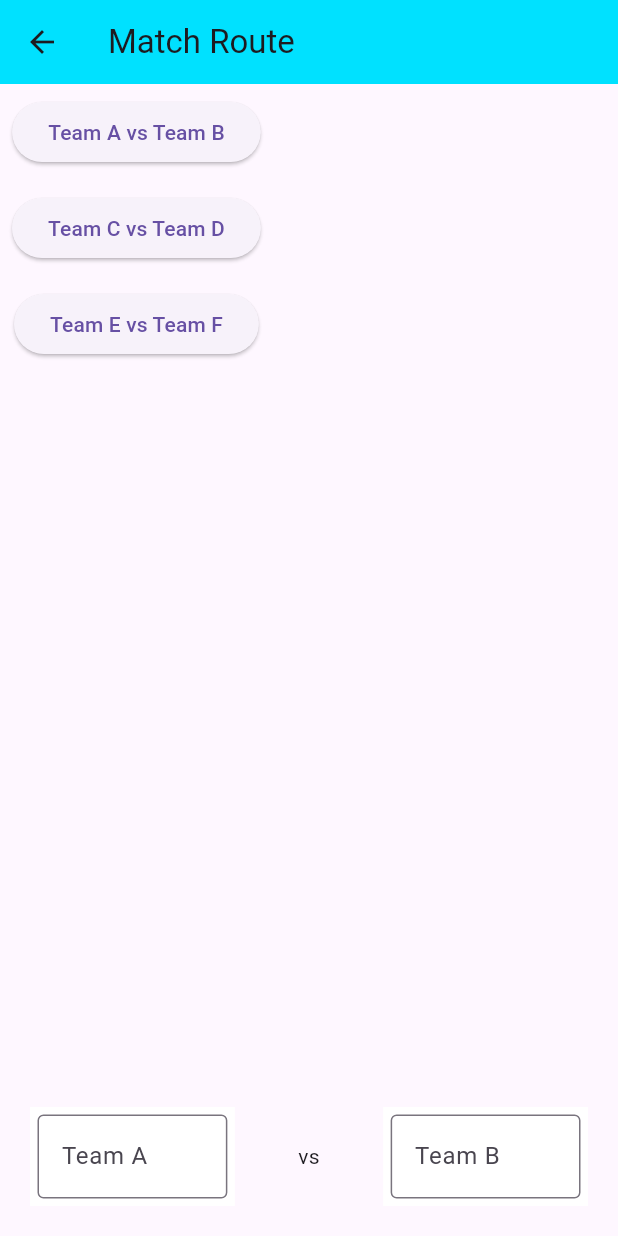
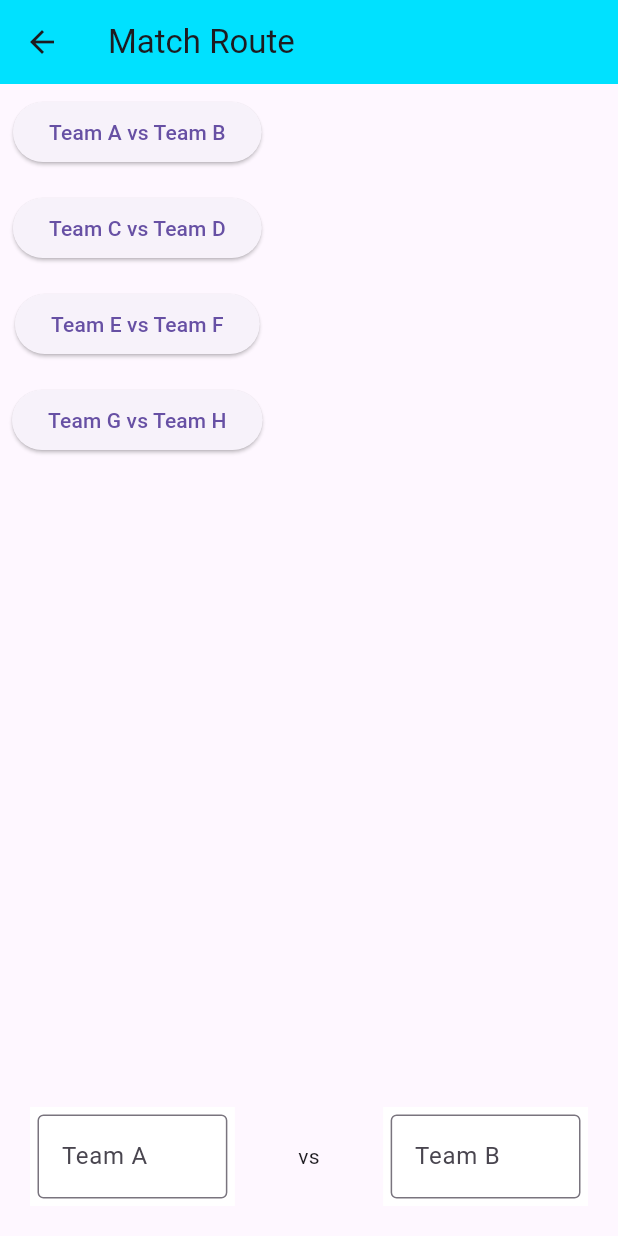
Before and after one commit to brandont118/offdabreak, a Flutter app: the screen it shows after launch, after a tap on "Second screen", on a phone screen of 412 x 824 dp. Run offline on Flutter 3.47's test engine with Material 3 defaults, Android fonts, the light colour scheme and no system bars.

Commit message:
Adjusted the event page.

```diff
--- a/lib/event_select.dart
+++ b/lib/event_select.dart
@@ -6,7 +6,6 @@ class EventSelect extends StatelessWidget {
   @override
   Widget build(BuildContext context) {
     return Scaffold(
-
       appBar: AppBar(
         title: const Text("offdabreak"),
         backgroundColor: const Color.fromARGB(255, 0, 225, 255),
@@ -46,8 +45,8 @@ class EventSelect extends StatelessWidget {
                 //     ),
                 //   ),
                 // ),
-                const SizedBox(height: 300),
-                const SizedBox(height: 20),
+                const SizedBox(height: 250),
+                // const SizedBox(height: 20),
                 Center(
                   child: ElevatedButton(
                     child: const Text('Second screen'),
@@ -151,7 +150,6 @@ const SizedBox(height: 20),
                   ),
                 ),
 
-
                 //delete
                 const SizedBox(height: 20),
                 Center(
@@ -183,18 +181,6 @@ const SizedBox(height: 20),
               child: const Icon(Icons.add),
             ),
           ),
-
-          Center(
-                  child: ElevatedButton(
-                    child: const Text('Second screen'),
-                    onPressed: () {
-                      Navigator.pushNamed(context, '/second');
-                    },
-                    style: ElevatedButton.styleFrom(
-                    fixedSize: const Size(450, 80),
-                    ),
-                  ),
-                ),
           Container(
             height: 200,
             width: double.infinity,
@@ -209,7 +195,19 @@ const SizedBox(height: 20),
               ),
             ),
           ),
-
+            Column(
+               mainAxisAlignment: MainAxisAlignment.start,
+              children: [
+                const SizedBox(height: 150),
+              ElevatedButton(
+                child: const Text('Top screen'),
+                onPressed: () {
+                Navigator.pushNamed(context, '/second');
+                },
+                style: ElevatedButton.styleFrom(fixedSize: const Size(450, 80)),
+              ),
+          ],
+              ),
         ],
       ),
     );
--- a/lib/match_select.dart
+++ b/lib/match_select.dart
@@ -7,6 +7,7 @@ class MatchSelect extends StatefulWidget {
     'Team A vs Team B',
     'Team C vs Team D',
     'Team E vs Team F',
+    'Team G vs Team H',
   ];
 
   @override
```
Lines whose indentation alone changed are shown as unchanged.
